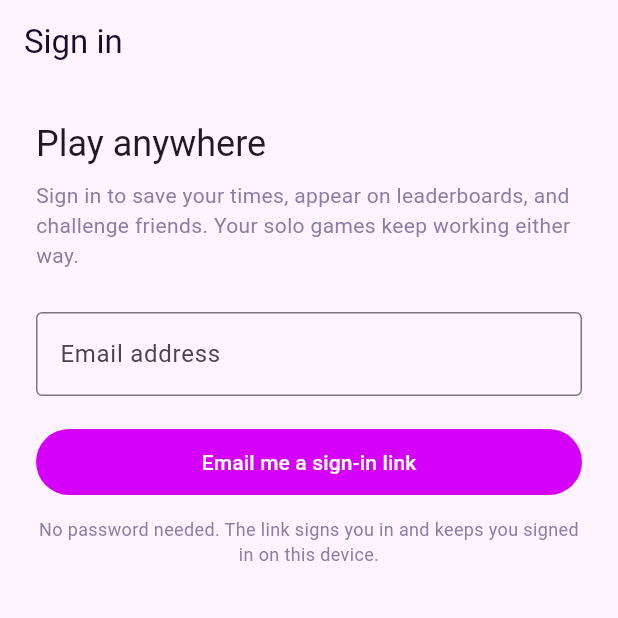
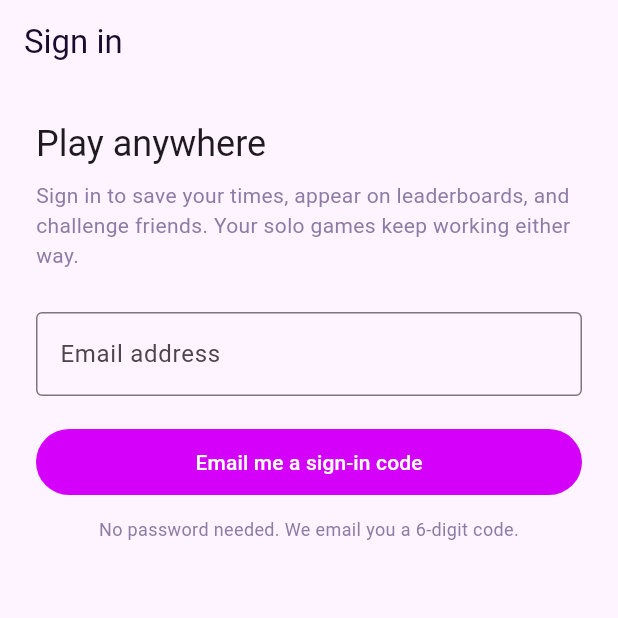
Before and after one commit to clayshumway/sudoku6, a Flutter app: the SignInScreen screen opened by its route, on a phone screen of 412 x 824 dp, the top half of it. Run offline on Flutter 3.47's test engine with Material 3 defaults, Android fonts, the phone set to English and light mode, and no system bars; our stand-ins replace confetti, flutter_riverpod, go_router, hive, hive_flutter, supabase_flutter; accounts and stored records are empty.

Commit message:
Sign in with an emailed code instead of a magic link
Mail security scanners pre-fetch links in incoming mail, which consumes a
single-use magic link before the recipient ever clicks it. Confirmed in
Supabase's auth logs: a link emailed at 22:08:42 was fetched and verified
at 22:09:04 -- 22 seconds later, by a scanner, not the user -- and every
click after that returned 403 otp_expired. It presents to the user as
"this link is expired" and would have hit other people intermittently.

A 6-digit code has no URL to prefetch. It also works when the mail is read
on a different device than the app, and removes the redirect-URL and
Android deep-link fragility entirely.

The email template now emits {{ .Token }} and contains no link at all.
Editing templates requires custom SMTP, so this also moves sending off
Supabase's built-in development sender (a few emails/hour) onto Resend on
a verified clayshumway.com -- which was needed before sharing regardless.

Co-Authored-By: Claude Opus 5 <noreply@anthropic.com>

```diff
--- a/lib/data/repositories/auth_repository.dart
+++ b/lib/data/repositories/auth_repository.dart
@@ -25,9 +25,19 @@ abstract class AuthRepository {
   /// Emits on sign-in, sign-out, and token refresh.
   Stream<AuthUser?> authStateChanges();
 
-  /// Emails a one-time sign-in link. Creates the account on first use, so
+  /// Emails a one-time sign-in **code**. Creates the account on first use, so
   /// there is no separate sign-up path.
-  Future<void> sendMagicLink(String email);
+  ///
+  /// Deliberately a code rather than a clickable link: mail security scanners
+  /// (Gmail's among them) pre-fetch links in incoming mail, which consumes a
+  /// single-use magic link before the recipient ever clicks it. That failure
+  /// is intermittent and reads to the user as "the link is expired". A code
+  /// has no URL to fetch, and works even if the mail is read on another device.
+  Future<void> sendSignInCode(String email);
+
+  /// Exchanges an emailed code for a session. Throws [AuthException] when the
+  /// code is wrong or expired.
+  Future<void> verifySignInCode({required String email, required String code});
 
   Future<void> signOut();
 }
--- a/lib/data/repositories/supabase_auth_repository.dart
+++ b/lib/data/repositories/supabase_auth_repository.dart
@@ -1,7 +1,5 @@
-import 'package:flutter/foundation.dart';
 import 'package:supabase_flutter/supabase_flutter.dart' as sb;
 
-import '../../config/supabase_config.dart';
 import 'auth_repository.dart';
 
 class SupabaseAuthRepository implements AuthRepository {
@@ -22,14 +20,27 @@ class SupabaseAuthRepository implements AuthRepository {
       _client.auth.onAuthStateChange.map((e) => _toAuthUser(e.session?.user));
 
   @override
-  Future<void> sendMagicLink(String email) async {
+  Future<void> sendSignInCode(String email) async {
     try {
-      await _client.auth.signInWithOtp(
+      // No emailRedirectTo: the template emails a {{ .Token }} code and
+      // contains no link, so there is no redirect to configure and nothing
+      // for a mail scanner to consume.
+      await _client.auth.signInWithOtp(email: email.trim());
+    } on sb.AuthException catch (e) {
+      throw AuthException(e.message);
+    }
+  }
+
+  @override
+  Future<void> verifySignInCode({
+    required String email,
+    required String code,
+  }) async {
+    try {
+      await _client.auth.verifyOTP(
         email: email.trim(),
-        // Web returns to the site origin; Android comes back through the
-        // deep link registered in AndroidManifest.xml.
-        emailRedirectTo:
-            kIsWeb ? SupabaseConfig.webRedirect : SupabaseConfig.mobileRedirect,
+        token: code.trim(),
+        type: sb.OtpType.email,
       );
     } on sb.AuthException catch (e) {
       throw AuthException(e.message);
--- a/lib/state/auth_provider.dart
+++ b/lib/state/auth_provider.dart
@@ -51,40 +51,97 @@ final authAvailableProvider = Provider<bool>((ref) {
   return ref.watch(authRepositoryProvider) != null;
 });
 
-enum MagicLinkStatus { idle, sending, sent, error }
+enum SignInStep {
+  /// Collecting the email address.
+  email,
 
-class MagicLinkState {
-  final MagicLinkStatus status;
-  final String? message;
+  /// Sending the code.
+  sending,
 
-  const MagicLinkState({this.status = MagicLinkStatus.idle, this.message});
+  /// Code emailed; waiting for the user to type it.
+  codeSent,
+
+  /// Verifying the entered code.
+  verifying,
 }
 
-class MagicLinkController extends Notifier<MagicLinkState> {
+class SignInState {
+  final SignInStep step;
+
+  /// Retained after the code is sent -- `verifyOTP` needs the address again,
+  /// and the UI shows it back to the user.
+  final String email;
+  final String? error;
+
+  const SignInState({
+    this.step = SignInStep.email,
+    this.email = '',
+    this.error,
+  });
+
+  SignInState copyWith({SignInStep? step, String? email, String? error}) {
+    return SignInState(
+      step: step ?? this.step,
+      email: email ?? this.email,
+      // Explicitly clearable: each transition should drop the previous error.
+      error: error,
+    );
+  }
+
+  bool get busy =>
+      step == SignInStep.sending || step == SignInStep.verifying;
+}
+
+class SignInController extends Notifier<SignInState> {
   @override
-  MagicLinkState build() => const MagicLinkState();
+  SignInState build() => const SignInState();
 
-  Future<void> send(String email) async {
+  Future<void> sendCode(String email) async {
     final repo = ref.read(authRepositoryProvider);
     if (repo == null) return;
 
-    state = const MagicLinkState(status: MagicLinkStatus.sending);
+    final trimmed = email.trim();
+    state = state.copyWith(step: SignInStep.sending, email: trimmed);
     try {
-      await repo.sendMagicLink(email);
-      state = const MagicLinkState(status: MagicLinkStatus.sent);
+      await repo.sendSignInCode(trimmed);
+      state = state.copyWith(step: SignInStep.codeSent);
     } on AuthException catch (e) {
-      state = MagicLinkState(status: MagicLinkStatus.error, message: e.message);
+      state = state.copyWith(step: SignInStep.email, error: e.message);
     } catch (_) {
-      state = const MagicLinkState(
-        status: MagicLinkStatus.error,
-        message: 'Could not send the link. Check the address and try again.',
+      state = state.copyWith(
+        step: SignInStep.email,
+        error: 'Could not send the code. Check the address and try again.',
       );
     }
   }
 
-  void reset() => state = const MagicLinkState();
+  Future<void> verifyCode(String code) async {
+    final repo = ref.read(authRepositoryProvider);
+    if (repo == null) return;
+
+    state = state.copyWith(step: SignInStep.verifying);
+    try {
+      await repo.verifySignInCode(email: state.email, code: code);
+      // Success: the auth stream fires and the router redirect takes over.
+      ref.invalidate(myProfileProvider);
+    } on AuthException catch (_) {
+      // Supabase's raw message here is vague ("Token has expired or is
+      // invalid"); say the two things the user can actually act on.
+      state = state.copyWith(
+        step: SignInStep.codeSent,
+        error: 'That code is wrong or has expired. Check it, or resend.',
+      );
+    } catch (_) {
+      state = state.copyWith(
+        step: SignInStep.codeSent,
+        error: 'Could not verify that code. Try again.',
+      );
+    }
+  }
+
+  /// Back to the email step, e.g. to correct a typo in the address.
+  void changeEmail() => state = const SignInState();
 }
 
-final magicLinkControllerProvider =
-    NotifierProvider<MagicLinkController, MagicLinkState>(
-        MagicLinkController.new);
+final signInControllerProvider =
+    NotifierProvider<SignInController, SignInState>(SignInController.new);
--- a/lib/ui/screens/auth/sign_in_screen.dart
+++ b/lib/ui/screens/auth/sign_in_screen.dart
@@ -1,19 +1,47 @@
 import 'package:flutter/material.dart';
+import 'package:flutter/services.dart';
 import 'package:flutter_riverpod/flutter_riverpod.dart';
 
 import '../../../state/auth_provider.dart';
 import '../../theme/palette.dart';
 
-class SignInScreen extends ConsumerStatefulWidget {
+class SignInScreen extends ConsumerWidget {
   const SignInScreen({super.key});
 
   @override
-  ConsumerState<SignInScreen> createState() => _SignInScreenState();
+  Widget build(BuildContext context, WidgetRef ref) {
+    final state = ref.watch(signInControllerProvider);
+
+    return Scaffold(
+      appBar: AppBar(title: const Text('Sign in')),
+      body: Padding(
+        padding: const EdgeInsets.all(24),
+        child: state.step == SignInStep.email ||
+                state.step == SignInStep.sending
+            ? const _EmailStep()
+            : const _CodeStep(),
+      ),
+    );
+  }
 }
 
-class _SignInScreenState extends ConsumerState<SignInScreen> {
+class _EmailStep extends ConsumerStatefulWidget {
+  const _EmailStep();
+
+  @override
+  ConsumerState<_EmailStep> createState() => _EmailStepState();
+}
+
+class _EmailStepState extends ConsumerState<_EmailStep> {
   final _controller = TextEditingController();
   final _formKey = GlobalKey<FormState>();
+
+  @override
+  void initState() {
+    super.initState();
+    // Preserve the address when returning from the code step.
+    _controller.text = ref.read(signInControllerProvider).email;
+  }
 
   @override
   void dispose() {
@@ -21,31 +49,27 @@ class _SignInScreenState extends ConsumerState<SignInScreen> {
     super.dispose();
   }
 
+  void _submit() {
+    if (_formKey.currentState?.validate() != true) return;
+    ref.read(signInControllerProvider.notifier).sendCode(_controller.text);
+  }
+
   @override
   Widget build(BuildContext context) {
     final palette = context.palette;
-    final state = ref.watch(magicLinkControllerProvider);
-    final sending = state.status == MagicLinkStatus.sending;
+    final state = ref.watch(signInControllerProvider);
 
-    return Scaffold(
-      appBar: AppBar(title: const Text('Sign in')),
-      body: Padding(
-        padding: const EdgeInsets.all(24),
-        child: state.status == MagicLinkStatus.sent
-            ? _SentPanel(email: _controller.text.trim())
-            : Form(
+    return Form(
       key: _formKey,
       child: Column(
         crossAxisAlignment: CrossAxisAlignment.stretch,
         children: [
-                    Text(
-                      'Play anywhere',
-                      style: Theme.of(context).textTheme.headlineSmall,
-                    ),
+          Text('Play anywhere',
+              style: Theme.of(context).textTheme.headlineSmall),
           const SizedBox(height: 8),
           Text(
-                      'Sign in to save your times, appear on leaderboards, and '
-                      'challenge friends. Your solo games keep working either way.',
+            'Sign in to save your times, appear on leaderboards, and challenge '
+            'friends. Your solo games keep working either way.',
             style: TextStyle(color: palette.noteText, height: 1.4),
           ),
           const SizedBox(height: 28),
@@ -54,7 +78,7 @@ class _SignInScreenState extends ConsumerState<SignInScreen> {
             autofillHints: const [AutofillHints.email],
             keyboardType: TextInputType.emailAddress,
             textInputAction: TextInputAction.go,
-                      enabled: !sending,
+            enabled: !state.busy,
             decoration: const InputDecoration(
               labelText: 'Email address',
               border: OutlineInputBorder(),
@@ -62,91 +86,140 @@ class _SignInScreenState extends ConsumerState<SignInScreen> {
             validator: (v) {
               final value = (v ?? '').trim();
               if (value.isEmpty) return 'Enter your email address.';
-                        // Deliberately permissive: the real check is whether
-                        // the link arrives.
-                        if (!RegExp(r'^[^@\s]+@[^@\s]+\.[^@\s]+$')
-                            .hasMatch(value)) {
+              if (!RegExp(r'^[^@\s]+@[^@\s]+\.[^@\s]+$').hasMatch(value)) {
                 return "That doesn't look like an email address.";
               }
               return null;
             },
             onFieldSubmitted: (_) => _submit(),
           ),
-                    if (state.status == MagicLinkStatus.error) ...[
+          if (state.error != null) ...[
             const SizedBox(height: 12),
-                      Text(
-                        state.message ?? 'Something went wrong.',
-                        style: TextStyle(color: palette.errorText),
-                      ),
+            Text(state.error!, style: TextStyle(color: palette.errorText)),
           ],
           const SizedBox(height: 20),
           FilledButton(
-                      onPressed: sending ? null : _submit,
+            onPressed: state.busy ? null : _submit,
             child: Padding(
               padding: const EdgeInsets.symmetric(vertical: 12),
-                        child: sending
+              child: state.busy
                   ? const SizedBox(
                       height: 18,
                       width: 18,
-                                child:
-                                    CircularProgressIndicator(strokeWidth: 2),
-                              )
-                            : const Text('Email me a sign-in link'),
+                      child: CircularProgressIndicator(strokeWidth: 2))
+                  : const Text('Email me a sign-in code'),
             ),
           ),
           const SizedBox(height: 12),
           Text(
-                      'No password needed. The link signs you in and keeps you '
-                      'signed in on this device.',
+            'No password needed. We email you a 6-digit code.',
             textAlign: TextAlign.center,
             style: TextStyle(fontSize: 12, color: palette.noteText),
           ),
         ],
       ),
-              ),
-      ),
     );
+  }
+}
+
+class _CodeStep extends ConsumerStatefulWidget {
+  const _CodeStep();
+
+  @override
+  ConsumerState<_CodeStep> createState() => _CodeStepState();
+}
+
+class _CodeStepState extends ConsumerState<_CodeStep> {
+  final _controller = TextEditingController();
+
+  @override
+  void dispose() {
+    _controller.dispose();
+    super.dispose();
   }
 
   void _submit() {
-    if (_formKey.currentState?.validate() != true) return;
-    ref.read(magicLinkControllerProvider.notifier).send(_controller.text);
-  }
+    final code = _controller.text.trim();
+    if (code.length < 6) return;
+    ref.read(signInControllerProvider.notifier).verifyCode(code);
   }
 
-class _SentPanel extends ConsumerWidget {
-  final String email;
+  @override
+  Widget build(BuildContext context) {
+    final palette = context.palette;
+    final state = ref.watch(signInControllerProvider);
 
-  const _SentPanel({required this.email});
-
-  @override
-  Widget build(BuildContext context, WidgetRef ref) {
-    final palette = context.palette;
     return Column(
-      mainAxisAlignment: MainAxisAlignment.center,
+      crossAxisAlignment: CrossAxisAlignment.stretch,
       children: [
-        Icon(Icons.mark_email_read_outlined, size: 56, color: palette.primary),
-        const SizedBox(height: 20),
+        Icon(Icons.mark_email_read_outlined, size: 48, color: palette.primary),
+        const SizedBox(height: 16),
         Text('Check your email',
+            textAlign: TextAlign.center,
             style: Theme.of(context).textTheme.headlineSmall),
-        const SizedBox(height: 10),
+        const SizedBox(height: 8),
         Text(
-          'We sent a sign-in link to\n$email',
+          'We sent a 6-digit code to\n${state.email}',
           textAlign: TextAlign.center,
           style: TextStyle(color: palette.noteText, height: 1.4),
         ),
+        const SizedBox(height: 28),
+        TextField(
+          controller: _controller,
+          autofocus: true,
+          enabled: !state.busy,
+          keyboardType: TextInputType.number,
+          textInputAction: TextInputAction.go,
+          textAlign: TextAlign.center,
+          maxLength: 6,
+          autofillHints: const [AutofillHints.oneTimeCode],
+          inputFormatters: [FilteringTextInputFormatter.digitsOnly],
+          style: const TextStyle(
+              fontSize: 30, fontWeight: FontWeight.w700, letterSpacing: 10),
+          decoration: const InputDecoration(
+            counterText: '',
+            hintText: '000000',
+            border: OutlineInputBorder(),
+          ),
+          onChanged: (v) {
+            setState(() {});
+            // Six digits is unambiguous -- submit without making them
+            // reach for a button.
+            if (v.trim().length == 6) _submit();
+          },
+          onSubmitted: (_) => _submit(),
+        ),
+        if (state.error != null) ...[
           const SizedBox(height: 8),
+          Text(state.error!,
+              textAlign: TextAlign.center,
+              style: TextStyle(color: palette.errorText)),
+        ],
+        const SizedBox(height: 20),
+        FilledButton(
+          onPressed:
+              state.busy || _controller.text.trim().length < 6 ? null : _submit,
+          child: Padding(
+            padding: const EdgeInsets.symmetric(vertical: 12),
+            child: state.busy
+                ? const SizedBox(
+                    height: 18,
+                    width: 18,
+                    child: CircularProgressIndicator(strokeWidth: 2))
+                : const Text('Sign in'),
+          ),
+        ),
+        const SizedBox(height: 8),
+        TextButton(
+          onPressed: state.busy
+              ? null
+              : () => ref.read(signInControllerProvider.notifier).changeEmail(),
+          child: const Text('Use a different email'),
+        ),
         Text(
-          'Open it on this device to finish signing in. '
-          'It can take a minute to arrive — check spam too.',
+          "Codes can take a minute to arrive — check spam too.",
           textAlign: TextAlign.center,
-          style: TextStyle(fontSize: 12, color: palette.noteText, height: 1.4),
-        ),
-        const SizedBox(height: 24),
-        TextButton(
-          onPressed: () =>
-              ref.read(magicLinkControllerProvider.notifier).reset(),
-          child: const Text('Use a different address'),
+          style: TextStyle(fontSize: 12, color: palette.noteText),
         ),
       ],
     );
```
Lines whose indentation alone changed are shown as unchanged.
